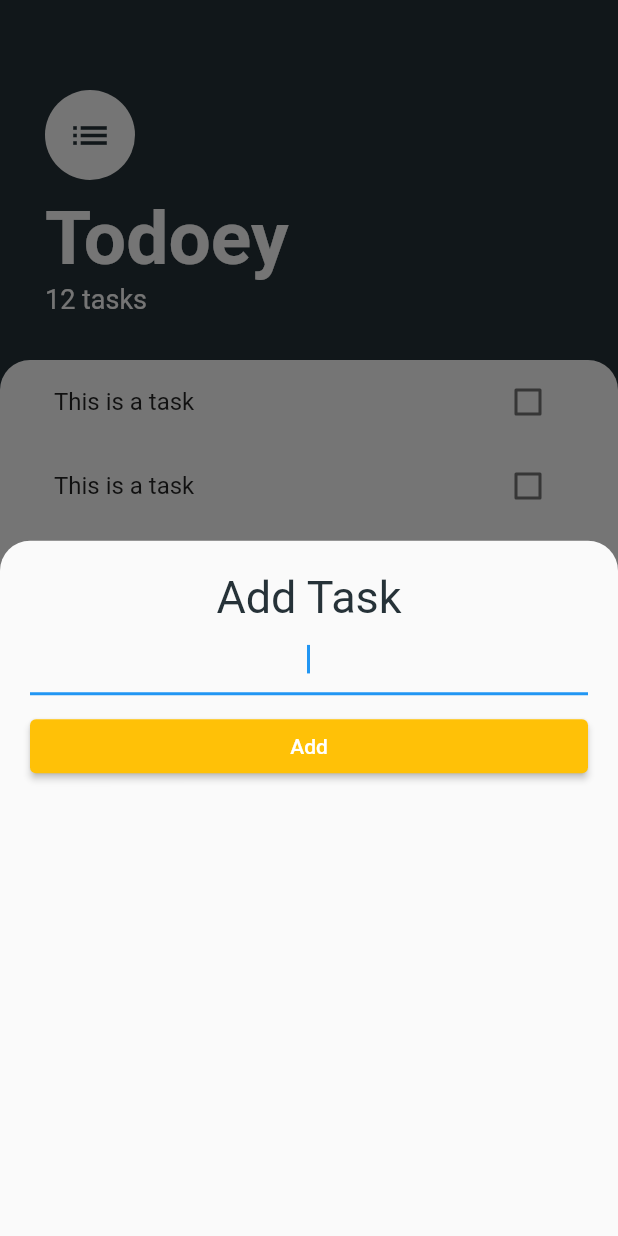
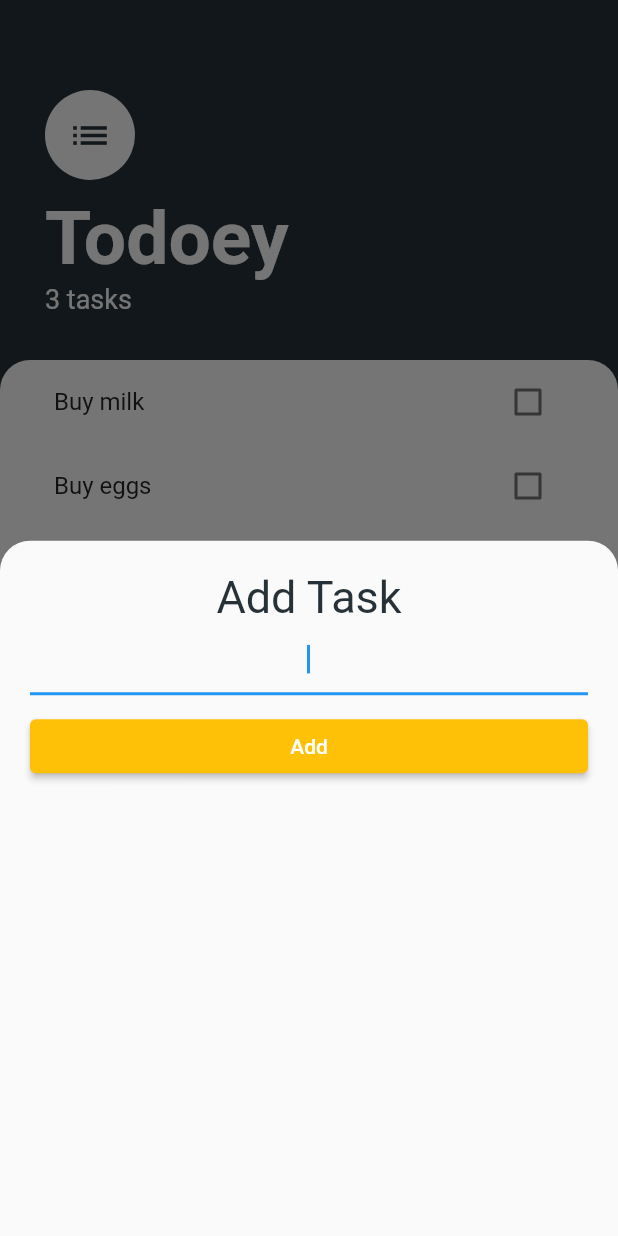
Before and after one commit to airacalins/ffuf_20220523_todoey, a Flutter app: the screen it shows after launch, after a tap on the "add" icon, on a phone screen of 412 x 824 dp. Run offline on Flutter 3.47's test engine with Material 2 defaults, Android fonts, the phone set to English and light mode, and no system bars.

Commit message:
show added task to the screen

```diff
--- /dev/null
+++ b/lib/models/task.dart
@@ -0,0 +1,6 @@
+class Task {
+  String name;
+  bool isDone = false;
+
+  Task(this.name);
+}
--- a/lib/screens/add_task_screen.dart
+++ b/lib/screens/add_task_screen.dart
@@ -1,9 +1,14 @@
+// ignore_for_file: public_member_api_docs, sort_constructors_first, deprecated_member_use
 // ignore_for_file: prefer_const_constructors, sort_child_properties_last
 
 import 'package:flutter/material.dart';
 
 class AddTaskScreen extends StatelessWidget {
-  const AddTaskScreen({Key? key}) : super(key: key);
+  final Function addTaskCallback;
+
+  AddTaskScreen(this.addTaskCallback);
+
+  TextEditingController titleController = TextEditingController();
 
   @override
   Widget build(BuildContext context) {
@@ -23,12 +28,13 @@ class AddTaskScreen extends StatelessWidget {
           TextField(
             autofocus: true,
             textAlign: TextAlign.center,
+            controller: titleController,
           ),
           SizedBox(
             height: 10,
           ),
           ElevatedButton(
-            onPressed: () {},
+            onPressed: () => addTaskCallback(titleController.text),
             child: Text('Add'),
             style: ElevatedButton.styleFrom(
               primary: Theme.of(context).accentColor,
--- a/lib/screens/tasks_screen.dart
+++ b/lib/screens/tasks_screen.dart
@@ -1,13 +1,31 @@
 // ignore_for_file: prefer_const_constructors, prefer_const_literals_to_create_immutables, sort_child_properties_last
 
 import 'package:flutter/material.dart';
+import 'package:flutter_playground/models/task.dart';
 import 'package:flutter_playground/screens/add_task_screen.dart';
 import 'package:flutter_playground/widgets/task_list.dart';
 
-class TasksScreen extends StatelessWidget {
-  const TasksScreen({Key? key}) : super(key: key);
+class TasksScreen extends StatefulWidget {
+  @override
+  State<TasksScreen> createState() => _TasksScreenState();
+}
 
-  Widget buildBottomSheet(BuildContext context) => AddTaskScreen();
+class _TasksScreenState extends State<TasksScreen> {
+  List<Task> tasks = [
+    Task('Buy milk'),
+    Task('Buy eggs'),
+    Task('Buy bread'),
+  ];
+
+  void addTaskCallback(String title) {
+    setState(() {
+      Task task = Task(title);
+      tasks.add(task);
+    });
+    Navigator.pop(context);
+  }
+
+  Widget buildBottomSheet(BuildContext context) => AddTaskScreen(addTaskCallback);
 
   @override
   Widget build(BuildContext context) {
@@ -21,7 +39,6 @@ class TasksScreen extends StatelessWidget {
             ),
           ),
           context: context,
-          // builder: (context) => AddTaskScreen()
           builder: buildBottomSheet,
         ),
       ),
@@ -59,7 +76,7 @@ class TasksScreen extends StatelessWidget {
                   ),
                 ),
                 Text(
-                  '12 tasks',
+                  '${tasks.length} tasks',
                   style: TextStyle(
                     color: Colors.white,
                     fontSize: 18.0,
@@ -80,7 +97,7 @@ class TasksScreen extends StatelessWidget {
                   topRight: Radius.circular(20.0),
                 ),
               ),
-              child: TaskList(),
+              child: TaskList(tasks),
             ),
           )
         ],
--- a/lib/widgets/task_list.dart
+++ b/lib/widgets/task_list.dart
@@ -1,17 +1,21 @@
+// ignore_for_file: public_member_api_docs, sort_constructors_first
 // ignore_for_file: use_key_in_widget_constructors
 
 import 'package:flutter/material.dart';
+
+import 'package:flutter_playground/models/task.dart';
 import 'package:flutter_playground/widgets/task_tile.dart';
 
 class TaskList extends StatelessWidget {
+  final List<Task> tasks;
+
+  const TaskList(this.tasks);
+
   @override
   Widget build(BuildContext context) {
-    return ListView(
-      children: [
-        TaskTile(),
-        TaskTile(),
-        TaskTile(),
-      ],
+    return ListView.builder(
+      itemBuilder: (context, index) => TaskTile(tasks[index]),
+      itemCount: tasks.length,
     );
   }
 }
--- a/lib/widgets/task_tile.dart
+++ b/lib/widgets/task_tile.dart
@@ -1,27 +1,30 @@
 // ignore_for_file: use_key_in_widget_constructors, prefer_const_constructors, prefer_const_constructors_in_immutables
 
 import 'package:flutter/material.dart';
+import 'package:flutter_playground/models/task.dart';
 
 class TaskTile extends StatefulWidget {
+  final Task task;
+
+  TaskTile(this.task);
+
   @override
   State<TaskTile> createState() => _TaskTileState();
 }
 
 class _TaskTileState extends State<TaskTile> {
-  bool isChecked = false;
-
-  // void checkboxCallback
+  void toggleCheckboxState(bool checkboxState) => setState(() => widget.task.isDone = checkboxState);
 
   @override
   Widget build(BuildContext context) {
     return ListTile(
       title: Text(
-        'This is a task',
-        style: TextStyle(decoration: isChecked ? TextDecoration.lineThrough : null),
+        widget.task.name,
+        style: TextStyle(decoration: widget.task.isDone ? TextDecoration.lineThrough : null),
       ),
       trailing: TaskCheckBox(
-        checkBoxState: isChecked,
-        toggleCheckboxState: (bool checkboxState) => setState(() => isChecked = checkboxState),
+        checkBoxState: widget.task.isDone,
+        toggleCheckboxState: toggleCheckboxState,
       ),
     );
   }
```
